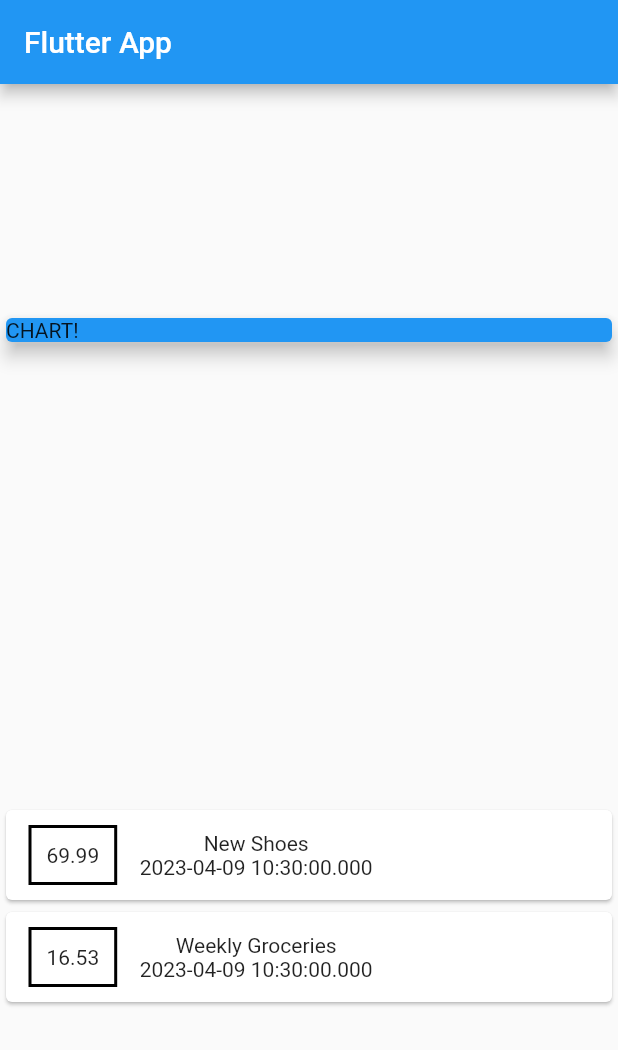
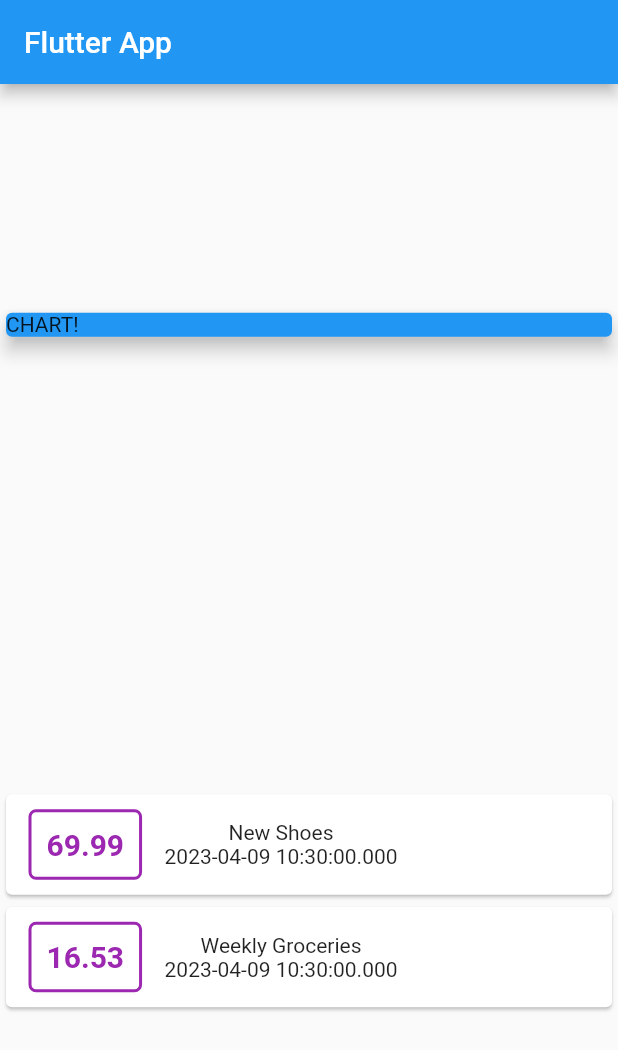
Before and after one commit to zakdim/flutter_expense_planner, a Flutter app: the screen it shows after launch, on a phone screen of 412 x 824 dp. Shown: the top 1050 px of the screen. Run offline on Flutter 3.47's test engine with Material 2 defaults, Android fonts, the phone set to English and light mode, and no system bars.

Commit message:
s04-79 Styling Text

```diff
--- a/lib/main.dart
+++ b/lib/main.dart
@@ -59,13 +59,21 @@ class MyHomePage extends StatelessWidget {
                         horizontal: 15,
                       ),
                       decoration: BoxDecoration(
+                        borderRadius: BorderRadius.all(Radius.circular(5)),
                         border: Border.all(
-                          color: Colors.black,
+                          color: Colors.purple,
                           width: 2,
                         ),
                       ),
                       padding: EdgeInsets.all(10),
-                      child: Text(tx.amount.toString()),
+                      child: Text(
+                        tx.amount.toString(),
+                        style: TextStyle(
+                          fontWeight: FontWeight.bold,
+                          fontSize: 20,
+                          color: Colors.purple,
+                        ),
+                      ),
                     ),
                     Column(
                       children: [
```
